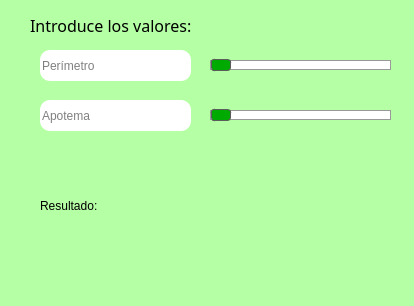
Old version of the form Unidad II/Tareas/E06_Area_Pentagono.ui in the repository P4B11nn/PIP_2025_Unidad1_Eq5.
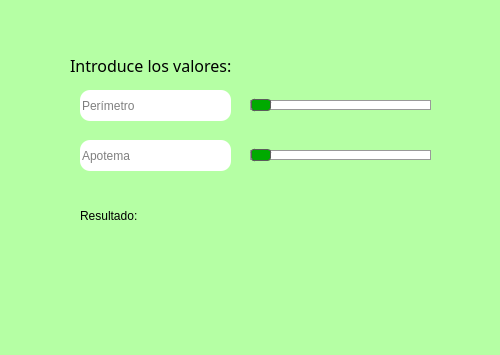
New version of the form. Icons and pictures are not drawn.

Diff of the .ui file:
```diff
--- a/Unidad II/Tareas/E06_Area_Pentagono.ui
+++ b/Unidad II/Tareas/E06_Area_Pentagono.ui
@@ -6,8 +6,8 @@
    <rect>
     <x>0</x>
     <y>0</y>
-    <width>414</width>
-    <height>306</height>
+    <width>500</width>
+    <height>355</height>
    </rect>
   </property>
   <property name="windowTitle">
@@ -24,8 +24,8 @@
    <widget class="QLineEdit" name="input_apotema">
     <property name="geometry">
      <rect>
-      <x>40</x>
-      <y>100</y>
+      <x>80</x>
+      <y>140</y>
       <width>151</width>
       <height>31</height>
      </rect>
@@ -43,8 +43,8 @@
    <widget class="QLineEdit" name="input_perimetro">
     <property name="geometry">
      <rect>
-      <x>40</x>
-      <y>50</y>
+      <x>80</x>
+      <y>90</y>
       <width>151</width>
       <height>31</height>
      </rect>
@@ -62,8 +62,8 @@
    <widget class="QLabel" name="label_instruccion">
     <property name="geometry">
      <rect>
-      <x>30</x>
-      <y>10</y>
+      <x>70</x>
+      <y>50</y>
       <width>201</width>
       <height>31</height>
      </rect>
@@ -87,8 +87,8 @@
    <widget class="QLabel" name="lbl_resultado">
     <property name="geometry">
      <rect>
-      <x>40</x>
-      <y>180</y>
+      <x>80</x>
+      <y>190</y>
       <width>111</width>
       <height>51</height>
      </rect>
@@ -103,8 +103,8 @@
    <widget class="QSlider" name="Slider_apotema">
     <property name="geometry">
      <rect>
-      <x>210</x>
-      <y>100</y>
+      <x>250</x>
+      <y>140</y>
       <width>181</width>
       <height>31</height>
      </rect>
@@ -131,8 +131,8 @@
    <widget class="QSlider" name="Slider_perimetro">
     <property name="geometry">
      <rect>
-      <x>210</x>
-      <y>50</y>
+      <x>250</x>
+      <y>90</y>
       <width>181</width>
       <height>31</height>
      </rect>
@@ -159,8 +159,8 @@
    <widget class="QLabel" name="label_resultado_area">
     <property name="geometry">
      <rect>
-      <x>170</x>
-      <y>180</y>
+      <x>210</x>
+      <y>190</y>
       <width>181</width>
       <height>51</height>
      </rect>
@@ -172,6 +172,63 @@
      <string/>
     </property>
    </widget>
+   <widget class="QLabel" name="label">
+    <property name="geometry">
+     <rect>
+      <x>10</x>
+      <y>0</y>
+      <width>221</width>
+      <height>51</height>
+     </rect>
+    </property>
+    <property name="text">
+     <string/>
+    </property>
+    <property name="pixmap">
+     <pixmap resource="../Archivos/Recursos.qrc">:/ejercicios/LOGOUAT.png</pixmap>
+    </property>
+    <property name="scaledContents">
+     <bool>true</bool>
+    </property>
+   </widget>
+   <widget class="QLabel" name="label_2">
+    <property name="geometry">
+     <rect>
+      <x>360</x>
+      <y>0</y>
+      <width>141</width>
+      <height>61</height>
+     </rect>
+    </property>
+    <property name="text">
+     <string/>
+    </property>
+    <property name="pixmap">
+     <pixmap resource="../Archivos/Recursos.qrc">:/ejercicios/LOGOFACULTAD.png</pixmap>
+    </property>
+    <property name="scaledContents">
+     <bool>true</bool>
+    </property>
+   </widget>
+   <widget class="QLabel" name="label_3">
+    <property name="geometry">
+     <rect>
+      <x>10</x>
+      <y>240</y>
+      <width>151</width>
+      <height>81</height>
+     </rect>
+    </property>
+    <property name="text">
+     <string/>
+    </property>
+    <property name="pixmap">
+     <pixmap resource="../Archivos/Recursos.qrc">:/ejercicios/imgEq5.jpg</pixmap>
+    </property>
+    <property name="scaledContents">
+     <bool>true</bool>
+    </property>
+   </widget>
   </widget>
   <widget class="QMenuBar" name="menubar">
    <property name="geometry">
```
Left out of the diff: 6 changed lines with no effect on the pictures.
